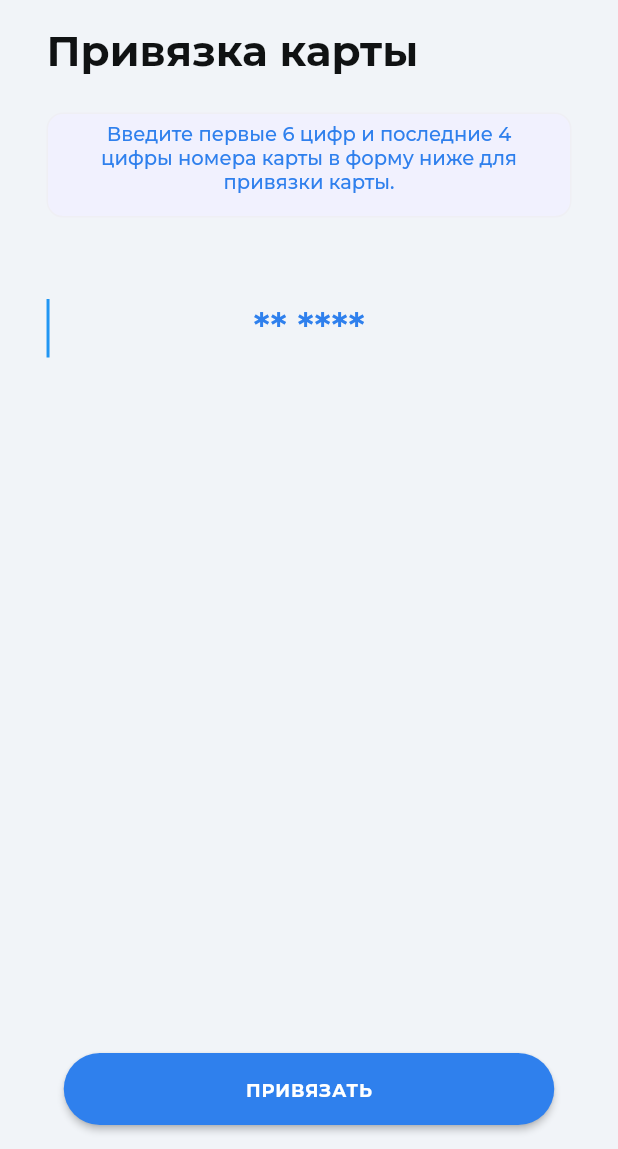
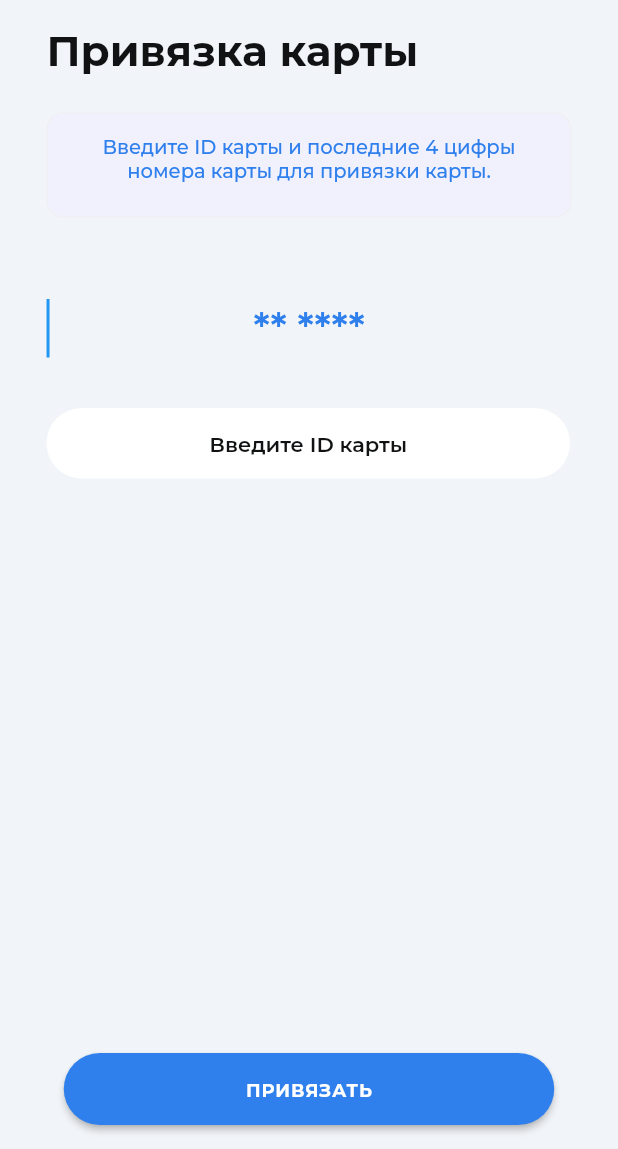
Before and after one commit to falcorrus/delivery, a Flutter app: the BindingWidget screen opened by its route, on a phone screen of 412 x 824 dp, the part 87-1236 px from its top. Run offline on Flutter 3.47's test engine with Material 2 defaults, Android fonts, the phone set to English and light mode, and no system bars; drawn by our look-alikes of auto_size_text; our stand-ins replace cached_network_image, cloud_firestore, csv, dropdown_button2, easy_debounce, equatable and 28 more; missing offline and left inert: internet_file, json_path, mapbox_search, mime_type, pdfx; accounts and stored records are empty; network calls fail.

Commit message:
Updating to latest FlutterFlow output.

```diff
--- a/lib/archive/binding/binding_model.dart
+++ b/lib/archive/binding/binding_model.dart
@@ -29,6 +29,10 @@ class BindingModel extends FlutterFlowModel {
   TextEditingController? inputField4Controller;
   final inputField4Mask = MaskTextInputFormatter(mask: '####');
   String? Function(BuildContext, String?)? inputField4ControllerValidator;
+  // State field(s) for TextField-sms widget.
+  TextEditingController? textFieldSmsController;
+  final textFieldSmsMask = MaskTextInputFormatter(mask: '####');
+  String? Function(BuildContext, String?)? textFieldSmsControllerValidator;
   // Stores action output result for [Backend Call - API (nextmodule)] action in Button-more widget.
   ApiCallResponse? apiResult;
 
@@ -43,6 +47,7 @@ class BindingModel extends FlutterFlowModel {
     rowBackModel.dispose();
     inputField6Controller?.dispose();
     inputField4Controller?.dispose();
+    textFieldSmsController?.dispose();
   }
 
   /// Action blocks are added here.
--- a/lib/archive/binding/binding_widget.dart
+++ b/lib/archive/binding/binding_widget.dart
@@ -40,6 +40,7 @@ class _BindingWidgetState extends State<BindingWidget> {
     logFirebaseEvent('screen_view', parameters: {'screen_name': 'Binding'});
     _model.inputField6Controller ??= TextEditingController();
     _model.inputField4Controller ??= TextEditingController();
+    _model.textFieldSmsController ??= TextEditingController();
     WidgetsBinding.instance.addPostFrameCallback((_) => setState(() {}));
   }
 
@@ -118,7 +119,7 @@ class _BindingWidgetState extends State<BindingWidget> {
                           padding: EdgeInsetsDirectional.fromSTEB(
                               22.0, 0.0, 22.0, 10.0),
                           child: Text(
-                            'Введите первые 6 цифр и последние 4 цифры номера карты в форму ниже для привязки карты.',
+                            'Введите ID карты и последние 4 цифры номера карты для привязки карты.',
                             textAlign: TextAlign.center,
                             style: FlutterFlowTheme.of(context)
                                 .bodyMedium
@@ -323,6 +324,67 @@ class _BindingWidgetState extends State<BindingWidget> {
                             decoration: BoxDecoration(
                               color: Color(0xFFF3F5F7),
                               borderRadius: BorderRadius.circular(30.0),
+                            ),
+                          ),
+                        ),
+                        Padding(
+                          padding: EdgeInsetsDirectional.fromSTEB(
+                              25.0, 20.0, 26.0, 0.0),
+                          child: Container(
+                            height: 47.0,
+                            decoration: BoxDecoration(
+                              color: FlutterFlowTheme.of(context)
+                                  .secondaryBackground,
+                              borderRadius: BorderRadius.circular(30.0),
+                            ),
+                            child: TextFormField(
+                              controller: _model.textFieldSmsController,
+                              autofocus: true,
+                              obscureText: false,
+                              decoration: InputDecoration(
+                                hintText: 'Введите ID карты',
+                                hintStyle: FlutterFlowTheme.of(context)
+                                    .bodyMedium
+                                    .override(
+                                      fontFamily: 'Montserrat',
+                                      color: FlutterFlowTheme.of(context)
+                                          .primaryText,
+                                    ),
+                                enabledBorder: UnderlineInputBorder(
+                                  borderSide: BorderSide(
+                                    color: Color(0x00000000),
+                                    width: 1.0,
+                                  ),
+                                  borderRadius: BorderRadius.circular(30.0),
+                                ),
+                                focusedBorder: UnderlineInputBorder(
+                                  borderSide: BorderSide(
+                                    color: Color(0x00000000),
+                                    width: 1.0,
+                                  ),
+                                  borderRadius: BorderRadius.circular(30.0),
+                                ),
+                                errorBorder: UnderlineInputBorder(
+                                  borderSide: BorderSide(
+                                    color: Color(0x00000000),
+                                    width: 1.0,
+                                  ),
+                                  borderRadius: BorderRadius.circular(30.0),
+                                ),
+                                focusedErrorBorder: UnderlineInputBorder(
+                                  borderSide: BorderSide(
+                                    color: Color(0x00000000),
+                                    width: 1.0,
+                                  ),
+                                  borderRadius: BorderRadius.circular(30.0),
+                                ),
+                              ),
+                              style: FlutterFlowTheme.of(context).bodyMedium,
+                              textAlign: TextAlign.center,
+                              keyboardType: TextInputType.number,
+                              validator: _model.textFieldSmsControllerValidator
+                                  .asValidator(context),
+                              inputFormatters: [_model.textFieldSmsMask],
                             ),
                           ),
                         ),
--- a/lib/components/add_photo/add_photo_widget.dart
+++ b/lib/components/add_photo/add_photo_widget.dart
@@ -73,7 +73,7 @@ class _AddPhotoWidgetState extends State<AddPhotoWidget> {
                     ),
                   );
                 },
-              ).then((value) => setState(() {}));
+              ).then((value) => safeSetState(() {}));
             },
             child: Container(
               width: double.infinity,
--- a/lib/components/binding_done/binding_done_widget.dart
+++ b/lib/components/binding_done/binding_done_widget.dart
@@ -69,7 +69,7 @@ class _BindingDoneWidgetState extends State<BindingDoneWidget> {
                       child: CreatePhotoStringWidget(),
                     );
                   },
-                ).then((value) => setState(() {}));
+                ).then((value) => safeSetState(() {}));
               },
               child: Container(
                 width: 352.0,
--- a/lib/components/photo_delete/photo_delete_widget.dart
+++ b/lib/components/photo_delete/photo_delete_widget.dart
@@ -75,7 +75,7 @@ class _PhotoDeleteWidgetState extends State<PhotoDeleteWidget> {
                     child: CreatePhotoStringWidget(),
                   );
                 },
-              ).then((value) => setState(() {}));
+              ).then((value) => safeSetState(() {}));
             },
             child: Container(
               width: 352.0,
--- a/lib/components/photo_verification/photo_verification_widget.dart
+++ b/lib/components/photo_verification/photo_verification_widget.dart
@@ -98,7 +98,7 @@ class _PhotoVerificationWidgetState extends State<PhotoVerificationWidget> {
                         child: CreatePhotoStringWidget(),
                       );
                     },
-                  ).then((value) => setState(() {}));
+                  ).then((value) => safeSetState(() {}));
                 },
                 child: Container(
                   width: 352.0,
--- a/lib/components/photo_verification_error/photo_verification_error_widget.dart
+++ b/lib/components/photo_verification_error/photo_verification_error_widget.dart
@@ -69,7 +69,7 @@ class _PhotoVerificationErrorWidgetState
                     child: CreatePhotoStringWidget(),
                   );
                 },
-              ).then((value) => setState(() {}));
+              ).then((value) => safeSetState(() {}));
             },
             child: Container(
               width: 352.0,
--- a/lib/components/recognition_done/recognition_done_widget.dart
+++ b/lib/components/recognition_done/recognition_done_widget.dart
@@ -69,7 +69,7 @@ class _RecognitionDoneWidgetState extends State<RecognitionDoneWidget> {
                       child: CreatePhotoStringWidget(),
                     );
                   },
-                ).then((value) => setState(() {}));
+                ).then((value) => safeSetState(() {}));
               },
               child: Container(
                 width: 352.0,
--- a/lib/flutter_flow/flutter_flow_drop_down.dart
+++ b/lib/flutter_flow/flutter_flow_drop_down.dart
@@ -115,6 +115,7 @@ class _FlutterFlowDropDownState<T> extends State<FlutterFlowDropDown<T>> {
             optionToDisplayValue,
             widget.isSearchable,
             widget.onChangedForMultiSelect!,
+            widget.disabled,
           )
         : widget.isSearchable
             ? _buildSearchableDropdown(
@@ -252,6 +253,7 @@ class _FlutterFlowDropDownState<T> extends State<FlutterFlowDropDown<T>> {
     Map<T, String> optionLabels,
     bool isSearchable,
     Function(List<T>?) onChangedForMultiSelect,
+    bool disabled,
   ) {
     final overlayColor = MaterialStateProperty.resolveWith<Color?>((states) =>
         states.contains(MaterialState.focused) ? Colors.transparent : null);
@@ -318,7 +320,7 @@ class _FlutterFlowDropDownState<T> extends State<FlutterFlowDropDown<T>> {
         ),
       ),
       // onChanged is handled by the onChangedForMultiSelect function
-      onChanged: (val) {},
+      onChanged: disabled ? null : (val) {},
       isExpanded: true,
       selectedItemBuilder: (context) {
         return widget.options.map(
--- a/lib/pages/main_flow/photos/photos_widget.dart
+++ b/lib/pages/main_flow/photos/photos_widget.dart
@@ -687,7 +687,8 @@ class _PhotosWidgetState extends State<PhotosWidget>
                                                             );
                                                           },
                                                         ).then((value) =>
-                                                            setState(() {}));
+                                                            safeSetState(
+                                                                () {}));
                                                       },
                                                     ),
                                                   ),
--- a/lib/pages/main_flow/signing_agent/signing_agent_widget.dart
+++ b/lib/pages/main_flow/signing_agent/signing_agent_widget.dart
@@ -351,7 +351,7 @@ class _SigningAgentWidgetState extends State<SigningAgentWidget> {
                                     ),
                                   );
                                 },
-                              ).then((value) => setState(() {}));
+                              ).then((value) => safeSetState(() {}));
 
                               logFirebaseEvent('Button-more_navigate_to');
 
--- a/lib/pages/verification/verification_widget.dart
+++ b/lib/pages/verification/verification_widget.dart
@@ -125,7 +125,7 @@ class _VerificationWidgetState extends State<VerificationWidget> {
                                       ),
                                     );
                                   },
-                                ).then((value) => setState(() {}));
+                                ).then((value) => safeSetState(() {}));
                               },
                               child: Material(
                                 color: Colors.transparent,
--- a/pubspec.yaml
+++ b/pubspec.yaml
@@ -124,6 +124,7 @@ dependency_overrides:
 
 dev_dependencies:
   flutter_launcher_icons: 0.12.0
+  image: 4.0.17
 
   flutter_test:
     sdk: flutter
```
Also changed, not shown: lib/flutter_flow/flutter_flow_util.dart (+10 -0 lines), lib/pages/main_flow/status/status_widget.dart (+10 -10 lines), lib/pages/main_flow/status_move_meeting/status_move_meeting_widget.dart (+4 -4 lines).
